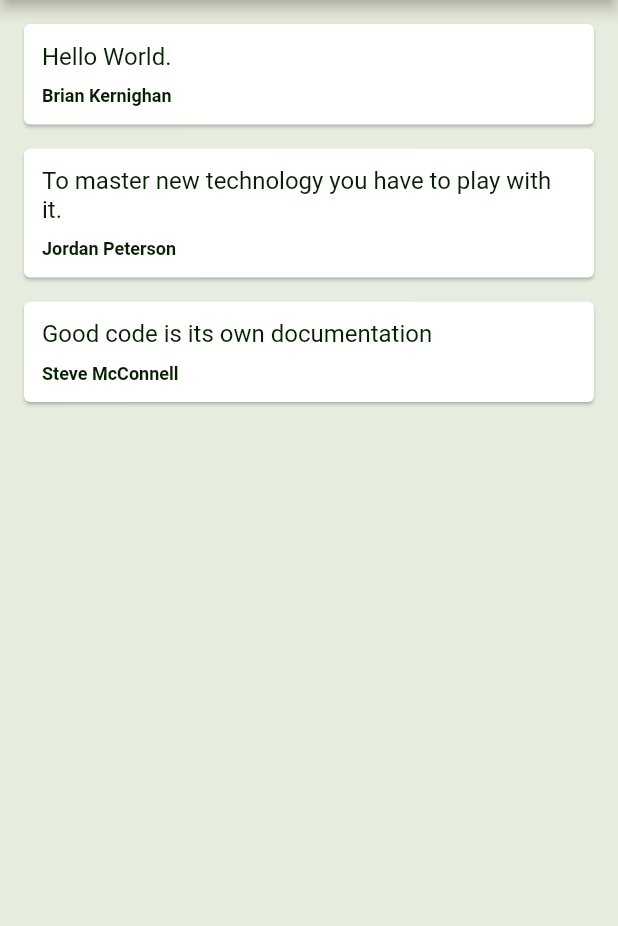
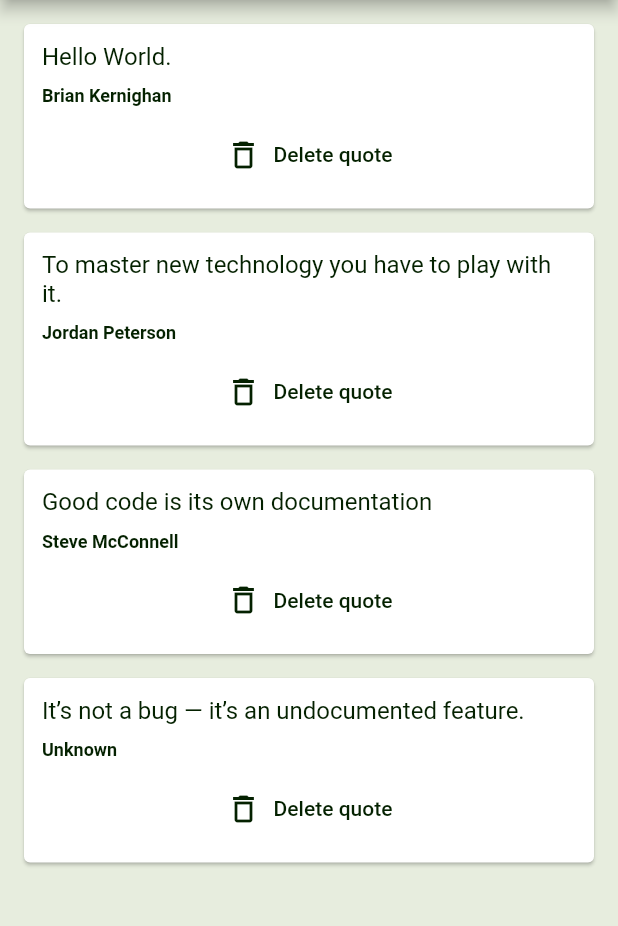
Before and after one commit to justkingsley/quotes-app, a Flutter app: the screen it shows after launch, on a phone screen of 412 x 824 dp, the part 84-1010 px from its top. Run offline on Flutter 3.47's test engine with Material 2 defaults, Android fonts, the phone set to English and light mode, and no system bars; Roboto replaces fonts that are missing (fonts/SecularOne).

Commit message:
final commit made all the changes

```diff
--- a/lib/main.dart
+++ b/lib/main.dart
@@ -19,7 +19,8 @@ class _QuoteListState extends State<QuoteList> {
   List<Quote> quotes = [
       Quote(text: "Hello World.", author: "Brian Kernighan"),
       Quote(text: "To master new technology you have to play with it.", author: "Jordan Peterson"),
-      Quote(text: "Good code is its own documentation", author: "Steve McConnell")
+      Quote(text: "Good code is its own documentation", author: "Steve McConnell"),
+      Quote(text: "It’s not a bug — it’s an undocumented feature.", author: "Unknown")
   ];
 
   @override
@@ -39,7 +40,14 @@ class _QuoteListState extends State<QuoteList> {
 
       body: Column(
         //This function has gone through many changes,
-        children: quotes.map((quote) => QuoteCard(quote: quote)).toList(),
+        children: quotes.map((quote) => QuoteCard(
+            quote: quote,
+            delete: (){
+              setState(() {
+                quotes.remove(quote);
+              });
+            },
+        )).toList(),
       ),
 
       backgroundColor: const Color(0xFFE7EDDE),
--- a/lib/quote_card.dart
+++ b/lib/quote_card.dart
@@ -6,7 +6,9 @@ class QuoteCard extends StatelessWidget {
 //using a stateful widget inside a stateless context
 
 final Quote quote;
-const QuoteCard({Key? key, required this.quote}) : super(key: key);
+final Function() delete; //fixed some final function error caused by the new version of dart
+
+const QuoteCard({Key? key, required this.quote, required this.delete}) : super(key: key);
 
 //named parameter passed on line .24 received and being assigned to the final on line .57
 //line 58 is a constructor and named parameters now use required.
@@ -37,6 +39,14 @@ Widget build(BuildContext context) {
               fontWeight: FontWeight.bold,
             ),
           ),
+          const SizedBox(height: 8.0,),
+          TextButton.icon(onPressed: delete,
+              icon: const Icon(Icons.delete_outline),
+              label: const Text('Delete quote'),
+              style: TextButton.styleFrom(
+                      primary: const Color(0xFF042100),
+                      minimumSize: const Size(30, 16),
+              ),)
         ],
       ),
     ),
```
Also changed, not shown: 1 other file.
